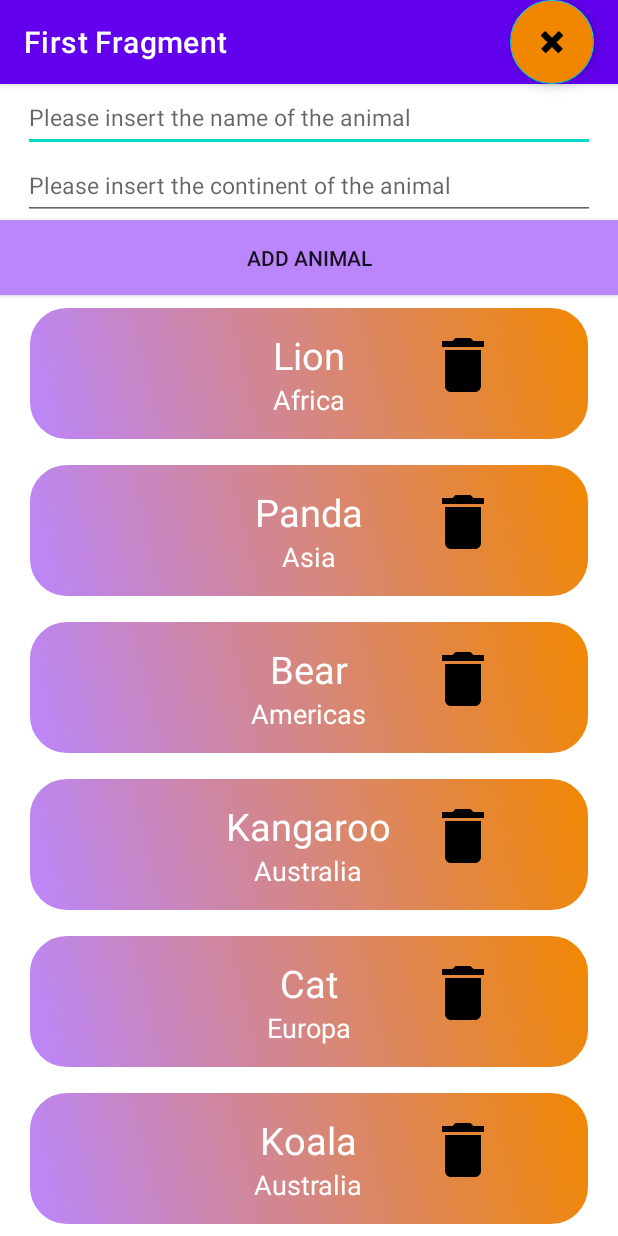
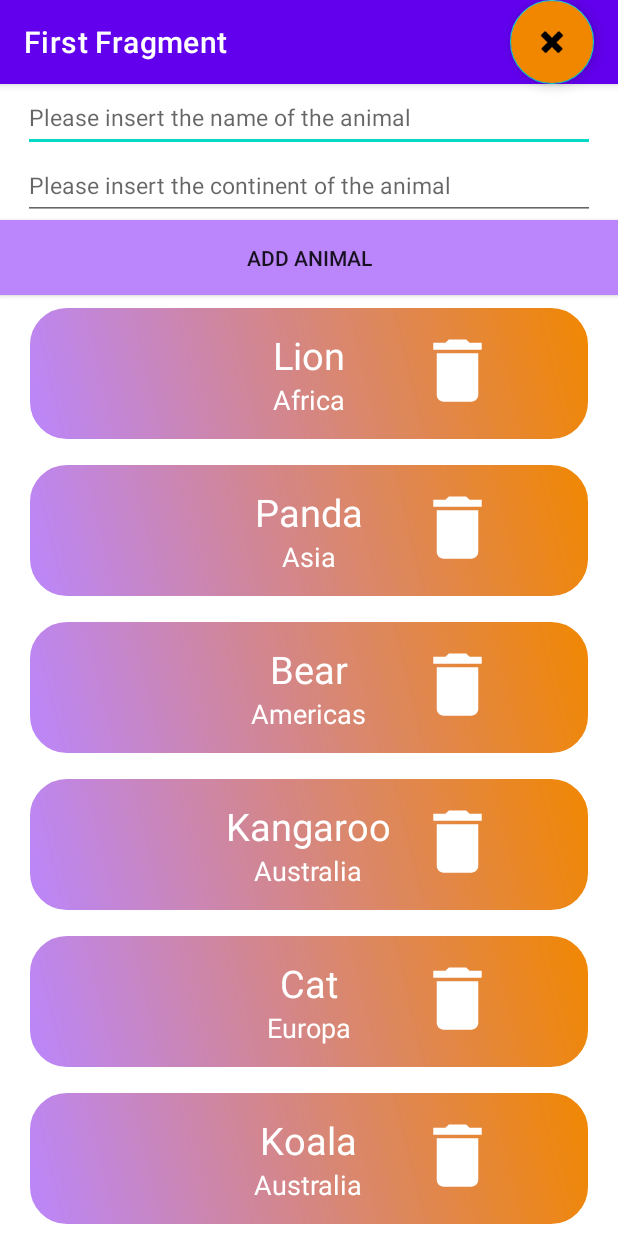
Before and after one commit to alexiastancu/Animal-Continent-Application-2, an Android app: the screen it shows after launch (MainActivity), on a phone screen of 412 x 824 dp. Run offline under Robolectric (Android 15) with nearby library versions, the phone set to English and light mode, and no system bars; our stand-ins replace navigation-ui.

Commit message:
added a selector for the delete button

```diff
--- a/AnimalContinentApplication2/app/src/main/res/drawable/delete_button_image.xml
+++ b/AnimalContinentApplication2/app/src/main/res/drawable/delete_button_normal.xml
@@ -1,4 +1,4 @@
-<vector android:height="50dp" android:tint="#000000"
+<vector android:height="50dp" android:tint="@color/white"
     android:viewportHeight="24" android:viewportWidth="24"
     android:width="50dp" xmlns:android="http://schemas.android.com/apk/res/android">
     <path android:fillColor="@android:color/white" android:pathData="M6,19c0,1.1 0.9,2 2,2h8c1.1,0 2,-0.9 2,-2V7H6v12zM19,4h-3.5l-1,-1h-5l-1,1H5v2h14V4z"/>
--- /dev/null
+++ b/AnimalContinentApplication2/app/src/main/res/drawable/delete_button_pressed.xml
@@ -0,0 +1,5 @@
+<vector android:height="24dp" android:tint="#000000"
+    android:viewportHeight="24" android:viewportWidth="24"
+    android:width="24dp" xmlns:android="http://schemas.android.com/apk/res/android">
+    <path android:fillColor="@android:color/white" android:pathData="M6,19c0,1.1 0.9,2 2,2h8c1.1,0 2,-0.9 2,-2V7H6v12zM19,4h-3.5l-1,-1h-5l-1,1H5v2h14V4z"/>
+</vector>
--- /dev/null
+++ b/AnimalContinentApplication2/app/src/main/res/drawable/delete_button_selector.xml
@@ -0,0 +1,6 @@
+<?xml version="1.0" encoding="utf-8"?>
+<selector xmlns:android="http://schemas.android.com/apk/res/android">
+    <item android:drawable="@drawable/delete_button_pressed" android:state_selected="true"/>-->
+    <item android:drawable="@drawable/delete_button_pressed" android:state_pressed="true"/>
+    <item android:drawable="@drawable/delete_button_normal"/>
+</selector>
--- a/AnimalContinentApplication2/app/src/main/res/layout/list_item.xml
+++ b/AnimalContinentApplication2/app/src/main/res/layout/list_item.xml
@@ -30,12 +30,12 @@
 
     <androidx.appcompat.widget.AppCompatButton
         android:id="@+id/delete_button"
-        android:layout_width="48dp"
-        android:layout_height="48dp"
+        android:layout_width="55dp"
+        android:layout_height="55dp"
         android:layout_alignParentEnd="true"
         android:layout_marginStart="230dp"
         android:layout_marginEnd="45dp"
-        android:background="@drawable/delete_button_image" />
+        android:background="@drawable/delete_button_selector" />
 
 
 </RelativeLayout>
```
